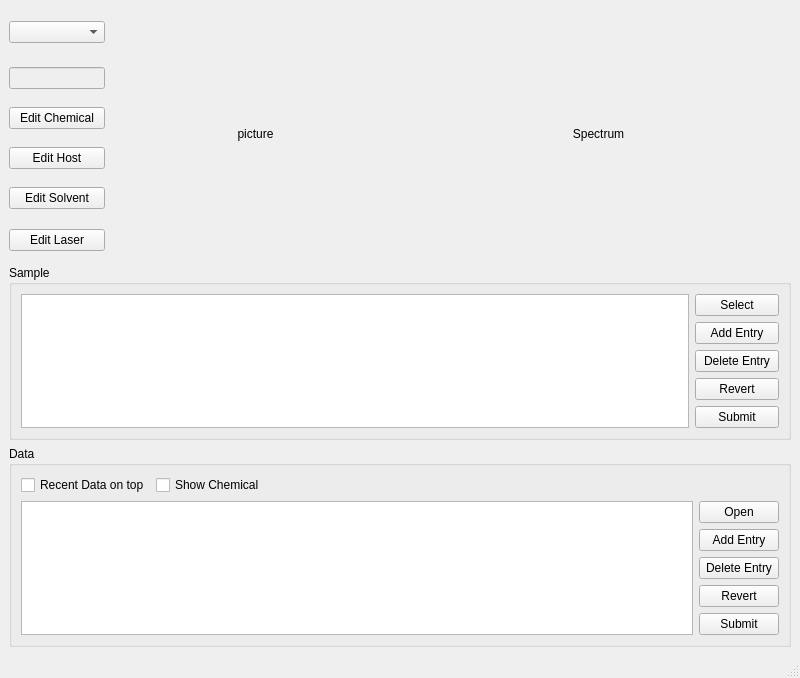
The window that Analysis_UI/databasewindow.ui (goluckyryan/nonLinearFit) describes before a commit, drawn with Qt 5.
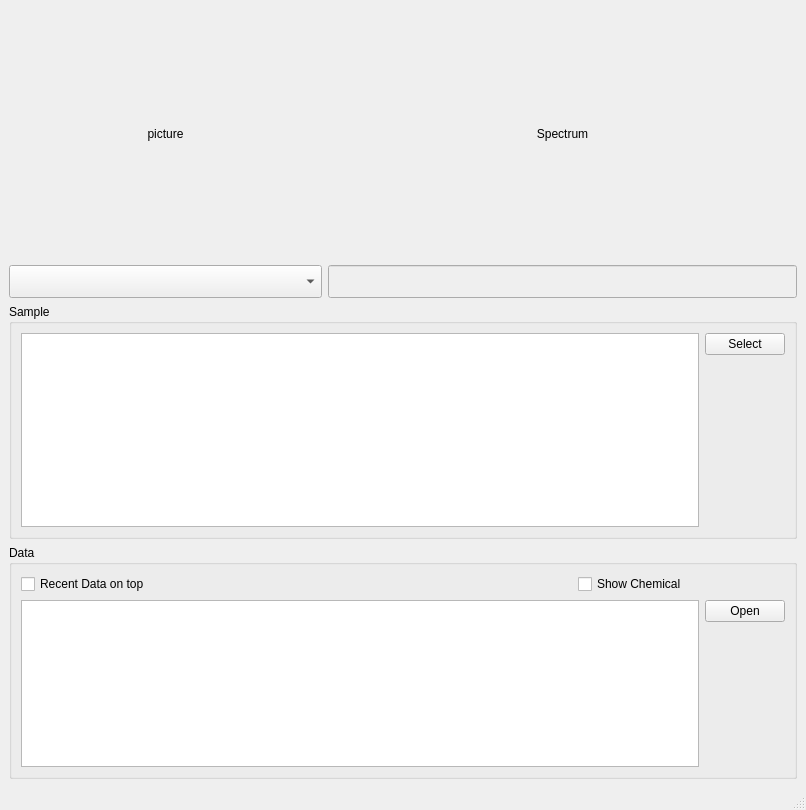
The same window after the commit.

Commit message:
remove edit database functions.
change chemical comboBox for the chemical name, but not filter apply.

```diff
--- a/Analysis_UI/databasewindow.ui
+++ b/Analysis_UI/databasewindow.ui
@@ -6,19 +6,16 @@
    <rect>
     <x>0</x>
     <y>0</y>
-    <width>800</width>
-    <height>619</height>
+    <width>806</width>
+    <height>810</height>
    </rect>
   </property>
   <property name="windowTitle">
    <string>Sample DataBase</string>
   </property>
   <widget class="QWidget" name="centralwidget">
-   <layout class="QGridLayout" name="gridLayout" columnstretch="1,3,4">
+   <layout class="QGridLayout" name="gridLayout" rowstretch="4,1,4,4" columnstretch="2,3">
     <item row="0" column="0">
-     <widget class="QComboBox" name="comboBox_chemical"/>
-    </item>
-    <item row="0" column="1" rowspan="6">
      <widget class="QLabel" name="label_Picture">
       <property name="minimumSize">
        <size>
@@ -34,7 +31,7 @@
       </property>
      </widget>
     </item>
-    <item row="0" column="2" rowspan="6">
+    <item row="0" column="1">
      <widget class="QLabel" name="label_spectrum">
       <property name="minimumSize">
        <size>
@@ -51,49 +48,44 @@
      </widget>
     </item>
     <item row="1" column="0">
+     <widget class="QComboBox" name="comboBox_chemical">
+      <property name="minimumSize">
+       <size>
+        <width>0</width>
+        <height>30</height>
+       </size>
+      </property>
+      <property name="font">
+       <font>
+        <pointsize>16</pointsize>
+       </font>
+      </property>
+     </widget>
+    </item>
+    <item row="1" column="1">
      <widget class="QLineEdit" name="lineEdit_ChemicalFormula">
       <property name="enabled">
        <bool>false</bool>
       </property>
-     </widget>
-    </item>
-    <item row="2" column="0">
-     <widget class="QPushButton" name="pushButton_editChemical">
-      <property name="text">
-       <string>Edit Chemical</string>
+      <property name="minimumSize">
+       <size>
+        <width>0</width>
+        <height>30</height>
+       </size>
       </property>
-     </widget>
-    </item>
-    <item row="3" column="0">
-     <widget class="QPushButton" name="pushButton_editHost">
-      <property name="text">
-       <string>Edit Host</string>
+      <property name="font">
+       <font>
+        <pointsize>16</pointsize>
+       </font>
       </property>
      </widget>
     </item>
-    <item row="4" column="0">
-     <widget class="QPushButton" name="pushButton_editSolvent">
-      <property name="text">
-       <string>Edit Solvent</string>
-      </property>
-     </widget>
-    </item>
-    <item row="5" column="0">
-     <widget class="QPushButton" name="pushButton_editLaser">
-      <property name="text">
-       <string>Edit Laser</string>
-      </property>
-     </widget>
-    </item>
-    <item row="6" column="0" colspan="3">
+    <item row="2" column="0" colspan="2">
      <widget class="QGroupBox" name="groupBox_2">
       <property name="title">
        <string>Sample</string>
       </property>
-      <layout class="QGridLayout" name="gridLayout_2" columnstretch="8,1">
-       <item row="0" column="0" rowspan="5">
-        <widget class="QTableView" name="sampleView"/>
-       </item>
+      <layout class="QGridLayout" name="gridLayout_2" columnstretch="8,0">
        <item row="0" column="1">
         <widget class="QPushButton" name="pushButton_selectSample">
          <property name="text">
@@ -101,64 +93,18 @@
          </property>
         </widget>
        </item>
-       <item row="1" column="1">
-        <widget class="QPushButton" name="pushButton_addSampleEntry">
-         <property name="text">
-          <string>Add Entry</string>
-         </property>
-        </widget>
-       </item>
-       <item row="2" column="1">
-        <widget class="QPushButton" name="pushButton_deleteSampleEntry">
-         <property name="text">
-          <string>Delete Entry</string>
-         </property>
-        </widget>
-       </item>
-       <item row="3" column="1">
-        <widget class="QPushButton" name="pushButton_revertSample">
-         <property name="text">
-          <string>Revert</string>
-         </property>
-        </widget>
-       </item>
-       <item row="4" column="1">
-        <widget class="QPushButton" name="pushButton_sumitSample">
-         <property name="text">
-          <string>Submit</string>
-         </property>
-        </widget>
+       <item row="0" column="0" rowspan="2">
+        <widget class="QTableView" name="sampleView"/>
        </item>
       </layout>
      </widget>
     </item>
-    <item row="7" column="0" colspan="3">
+    <item row="3" column="0" colspan="2">
      <widget class="QGroupBox" name="groupBox_3">
       <property name="title">
        <string>Data</string>
       </property>
-      <layout class="QGridLayout" name="gridLayout_4" rowstretch="1,2,2,2,2,2" columnstretch="1,1,3,3,1">
-       <item row="2" column="4">
-        <widget class="QPushButton" name="pushButton_addDataEntry">
-         <property name="text">
-          <string>Add Entry</string>
-         </property>
-        </widget>
-       </item>
-       <item row="4" column="4">
-        <widget class="QPushButton" name="pushButton_revertData">
-         <property name="text">
-          <string>Revert</string>
-         </property>
-        </widget>
-       </item>
-       <item row="5" column="4">
-        <widget class="QPushButton" name="pushButton_submitData">
-         <property name="text">
-          <string>Submit</string>
-         </property>
-        </widget>
-       </item>
+      <layout class="QGridLayout" name="gridLayout_4" rowstretch="1,0,0" columnstretch="1,0,0,0,0">
        <item row="0" column="0">
         <widget class="QCheckBox" name="checkBox_sortData">
          <property name="text">
@@ -166,13 +112,6 @@
          </property>
         </widget>
        </item>
-       <item row="3" column="4">
-        <widget class="QPushButton" name="pushButton_deleteDataEntry">
-         <property name="text">
-          <string>Delete Entry</string>
-         </property>
-        </widget>
-       </item>
        <item row="1" column="4">
         <widget class="QPushButton" name="pushButton_open">
          <property name="text">
@@ -180,7 +119,7 @@
          </property>
         </widget>
        </item>
-       <item row="1" column="0" rowspan="5" colspan="4">
+       <item row="1" column="0" rowspan="2" colspan="4">
         <widget class="QTableView" name="dataView"/>
        </item>
        <item row="0" column="1">
```
Left out of the diff: 2 changed lines with no effect on the pictures. The commit also changes 2 other files.
